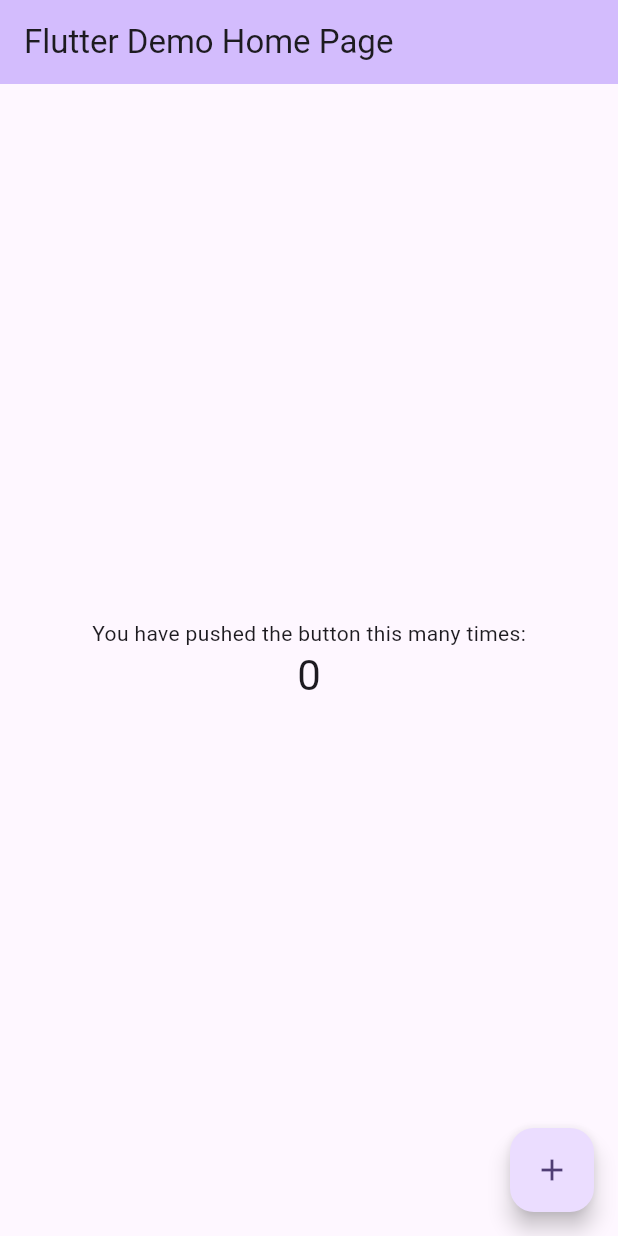
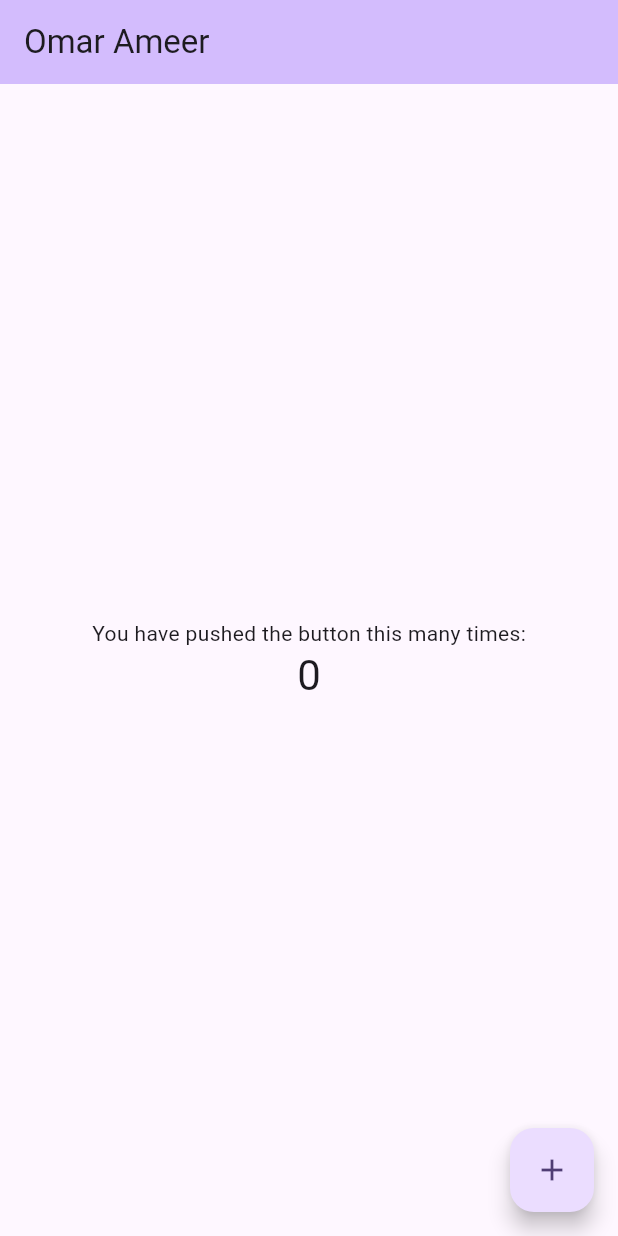
Before and after one commit to EsraaElnajjar/GroceriesApp, a Flutter app: the screen it shows after launch, on a phone screen of 412 x 824 dp. Run offline on Flutter 3.47's test engine with Material 2 defaults, Android fonts, the phone set to English and light mode, and no system bars.

```diff
--- a/lib/main.dart
+++ b/lib/main.dart
@@ -10,12 +10,13 @@ class MyApp extends StatelessWidget {
   @override
   Widget build(BuildContext context) {
     return MaterialApp(
+      debugShowCheckedModeBanner: false,
       title: 'Flutter Demo',
       theme: ThemeData(
         colorScheme: ColorScheme.fromSeed(seedColor: Colors.deepPurple),
         useMaterial3: true,
       ),
-      home: const MyHomePage(title: 'Flutter Demo Home Page'),
+      home: const MyHomePage(title: 'Omar Ameer'),
     );
   }
 }
```
